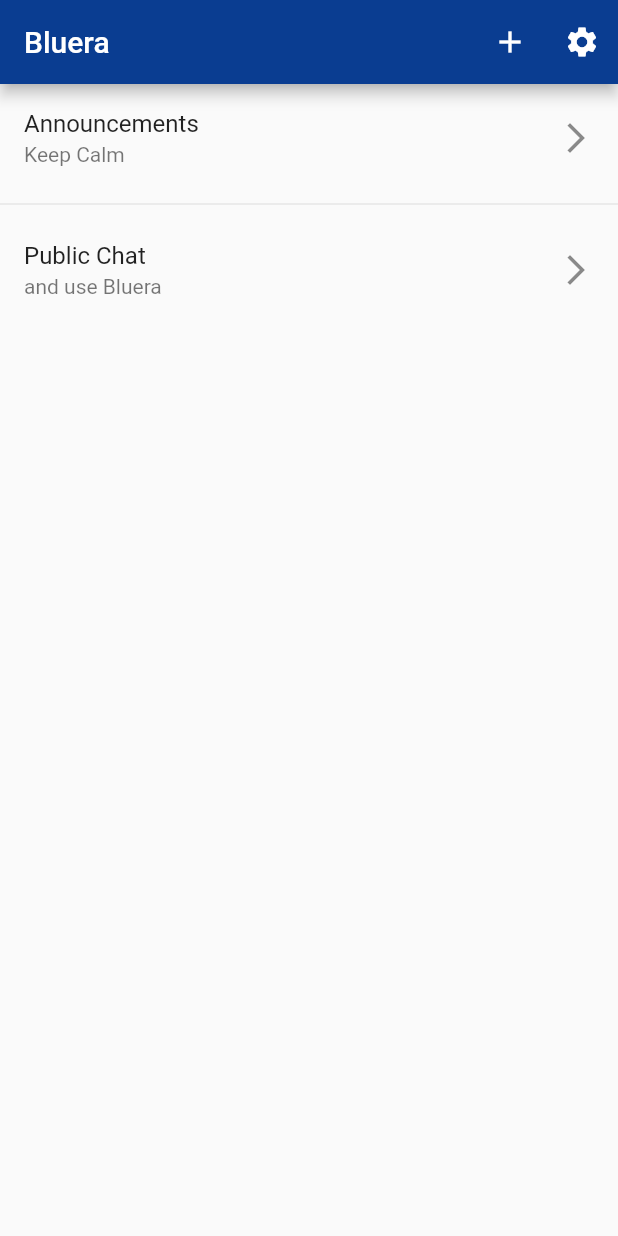
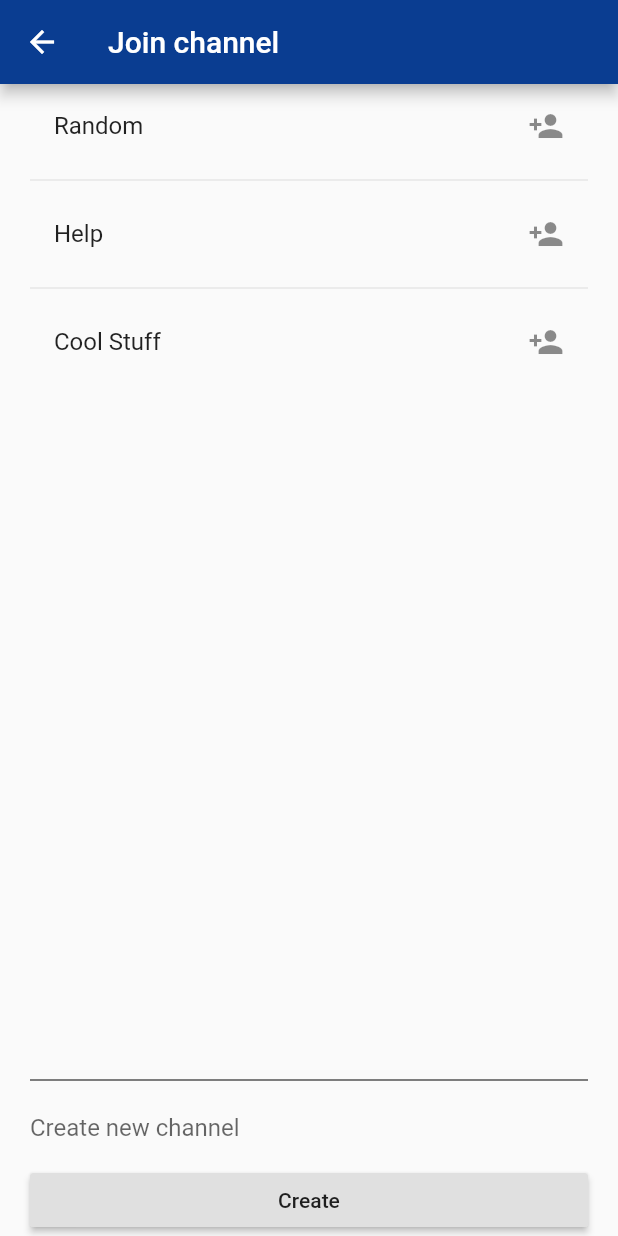
Before and after one commit to umr-ds/bluera, a Flutter app: the screen it shows after launch, after a tap on the "add" icon, on a phone screen of 412 x 824 dp. Run offline on Flutter 3.47's test engine with Material 2 defaults, Android fonts, the phone set to English and light mode, and no system bars.

Commit message:
Add ability to join and add channels

```diff
--- a/lib/data/Channel.dart
+++ b/lib/data/Channel.dart
@@ -42,3 +42,26 @@ class ChannelOverviewItem extends StatelessWidget {
     );
   }
 }
+
+class AddChannelOverviewItem extends StatelessWidget {
+  const AddChannelOverviewItem(this.chan);
+
+  final ChannelOverview chan;
+
+  @override
+  Widget build(BuildContext context) {
+    return ListTile(
+      key: PageStorageKey<ChannelOverview>(chan),
+      title: Text(chan.name),
+      trailing: Icon(Icons.person_add),
+      onTap: () {
+        notPartChannelOverviews.remove(chan);
+        channelOverviews.add(chan);
+        Channel channel = getChannelFrom(chan.name, notPartChannels);
+        notPartChannels.remove(channel);
+        channels.add(channel);
+        Navigator.pop(context);
+      },
+    );
+  }
+}
--- a/lib/data/MockData.dart
+++ b/lib/data/MockData.dart
@@ -4,9 +4,15 @@ import 'package:Bluera/data/User.dart';
 
 User localUser = new User("Distributed Systems", true);
 
-final List<ChannelOverview> channelOverviews = <ChannelOverview>[
+List<ChannelOverview> channelOverviews = <ChannelOverview>[
   ChannelOverview("Announcements", "Keep Calm"),
   ChannelOverview("Public Chat", "and use Bluera")
+];
+
+List<ChannelOverview> notPartChannelOverviews = <ChannelOverview>[
+  ChannelOverview("Random", ""),
+  ChannelOverview("Help", ""),
+  ChannelOverview("Cool Stuff", "")
 ];
 
 User other = new User("Verpeilte Systeme", false);
@@ -29,9 +35,19 @@ List<Message> publicMessages = <Message>[
 Channel announcements = Channel("Announcements", announceMessages);
 Channel publics = Channel("Public Chat", publicMessages);
 
+Channel notPart1 = Channel("Random", new List<Message>());
+Channel notPart2 = Channel("Help", new List<Message>());
+Channel notPart3 = Channel("Cool Stuff", new List<Message>());
+
 List<Channel> channels = <Channel>[
   announcements,
   publics
+];
+
+List<Channel> notPartChannels = <Channel>[
+  notPart1,
+  notPart2,
+  notPart3
 ];
 
 Channel getChannel(String name) {
@@ -43,3 +59,23 @@ Channel getChannel(String name) {
 
   return null;
 }
+
+Channel getChannelFrom(String name, List<Channel> channelList) {
+  for (final chan in channelList) {
+    if (chan.name == name) {
+      return chan;
+    }
+  }
+
+  return null;
+}
+
+ChannelOverview getChannelOverviewFrom(String name, List<ChannelOverview> channelList) {
+  for (final chan in channelList) {
+    if (chan.name == name) {
+      return chan;
+    }
+  }
+
+  return null;
+}
--- /dev/null
+++ b/lib/screens/AddChannel.dart
@@ -0,0 +1,63 @@
+import 'package:flutter/material.dart';
+import 'package:Bluera/data/MockData.dart';
+import 'package:Bluera/data/Channel.dart';
+import 'package:Bluera/data/Message.dart';
+
+class AddChannelDialog extends StatefulWidget {
+  String _channelNameField = "";
+
+  @override
+  AddChannelDialogState createState() => new AddChannelDialogState();
+}
+
+class AddChannelDialogState extends State<AddChannelDialog> {
+  TextEditingController _channelNameController = new TextEditingController();
+
+  @override
+  Widget build(BuildContext context) {
+    return new Scaffold(
+        appBar: new AppBar(
+          title: new Text("Join channel"),
+          backgroundColor: Color(0xFF0A3D91),
+        ),
+        body: new Padding(
+          child: new Column(
+            children: <Widget>[
+              new Flexible(
+                child: new ListView.separated(
+                  separatorBuilder: (BuildContext context, int index) => Divider(),
+                  itemBuilder: (BuildContext context, int index) =>
+                      AddChannelOverviewItem(notPartChannelOverviews[index]),
+                  itemCount: notPartChannelOverviews.length,
+                ),
+              ),
+              new Divider(color: Color(0xFF000000)),
+              new TextField(
+                controller: _channelNameController,
+                decoration: InputDecoration(
+                  border: InputBorder.none,
+                  hintText: 'Create new channel'
+                ),
+              ),
+              new Row(
+                children: <Widget>[
+                  new Expanded(
+                    child: new RaisedButton(
+                      onPressed: () {
+                        widget._channelNameField = _channelNameController.text;
+                        Channel _chn = new Channel(widget._channelNameField, new List<Message>());
+                        ChannelOverview _ovrVew = new ChannelOverview(widget._channelNameField, "");
+                        channels.add(_chn);
+                        channelOverviews.add(_ovrVew);
+                        Navigator.pop(context);
+                      },
+                    child: new Text("Create"),
+                  ))
+                ],
+              )
+            ],
+          ),
+          padding: const EdgeInsets.symmetric(horizontal: 20.0),
+        ));
+  }
+}
--- a/lib/screens/Home.dart
+++ b/lib/screens/Home.dart
@@ -2,6 +2,7 @@ import 'package:flutter/material.dart';
 import 'package:flutter/cupertino.dart';
 import 'package:Bluera/data/Channel.dart';
 import 'package:Bluera/data/MockData.dart';
+import 'package:Bluera/screens/AddChannel.dart';
 
 class HomeScreen extends StatelessWidget {
   @override
@@ -12,8 +13,16 @@ class HomeScreen extends StatelessWidget {
         backgroundColor: Color(0xFF0A3D91),
         actions: <Widget>[
           new IconButton(icon: new Icon(Icons.add),
-            onPressed: (){},
+            onPressed: () {
+              Navigator.push(
+                context,
+                MaterialPageRoute(
+                  builder: (context) => AddChannelDialog(),
+                ),
+              );
+            },
           ),
+          // TODO: REPLACE WITH DOTS, DROP DOWN MENU WITH USER MANAGEMENT, CONNECT/SCAN, LORA SETTINGS
           new IconButton(icon: new Icon(Icons.settings),
             onPressed: (){},
           ),
```
